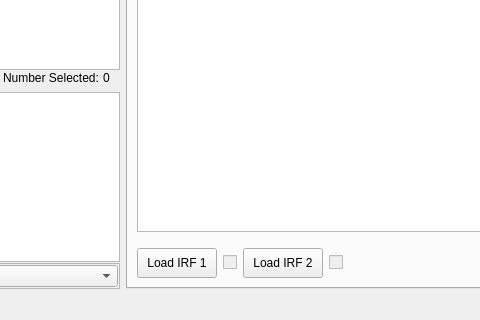
Old version of the form resources/ui/mainwindow.ui in the repository BioPhysicsUP/Full_SMS; both pictures show x 101 to 581 and y 435 to 755 of the 1200 by 755 pixel window.
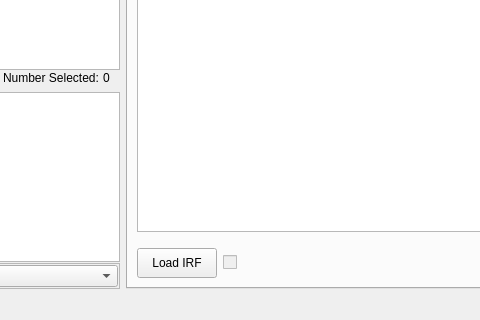
New version of the form. Icons and pictures are not drawn. Custom widgets are drawn as their Qt base class.

Commit message: Changed how IRF is added - would be in one file not two since IRF is also recorded with both cards at once. Correlating single particle and showing plot basically works.

```diff
--- a/resources/ui/mainwindow.ui
+++ b/resources/ui/mainwindow.ui
@@ -2470,7 +2470,7 @@
              </size>
             </property>
             <property name="text">
-             <string>Load IRF 1</string>
+             <string>Load IRF</string>
             </property>
             <property name="icon">
              <iconset resource="../icons.qrc">
@@ -2479,34 +2479,7 @@
            </widget>
           </item>
           <item>
-           <widget class="QCheckBox" name="checkBox">
-            <property name="enabled">
-             <bool>false</bool>
-            </property>
-            <property name="text">
-             <string/>
-            </property>
-           </widget>
-          </item>
-          <item>
-           <widget class="QPushButton" name="pushButton_5">
-            <property name="minimumSize">
-             <size>
-              <width>0</width>
-              <height>30</height>
-             </size>
-            </property>
-            <property name="text">
-             <string>Load IRF 2</string>
-            </property>
-            <property name="icon">
-             <iconset resource="../icons.qrc">
-              <normaloff>:/icons/icons/load-irf.png</normaloff>:/icons/icons/load-irf.png</iconset>
-            </property>
-           </widget>
-          </item>
-          <item>
-           <widget class="QCheckBox" name="checkBox_2">
+           <widget class="QCheckBox" name="chbIRFCorrLoaded">
             <property name="enabled">
              <bool>false</bool>
             </property>
```
Left out of the diff: 8 changed lines with no effect on the pictures. The commit also changes 2 other files.
